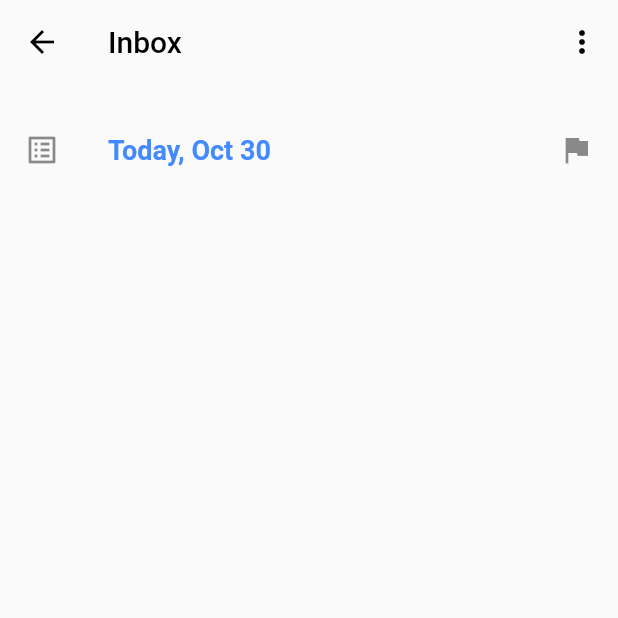
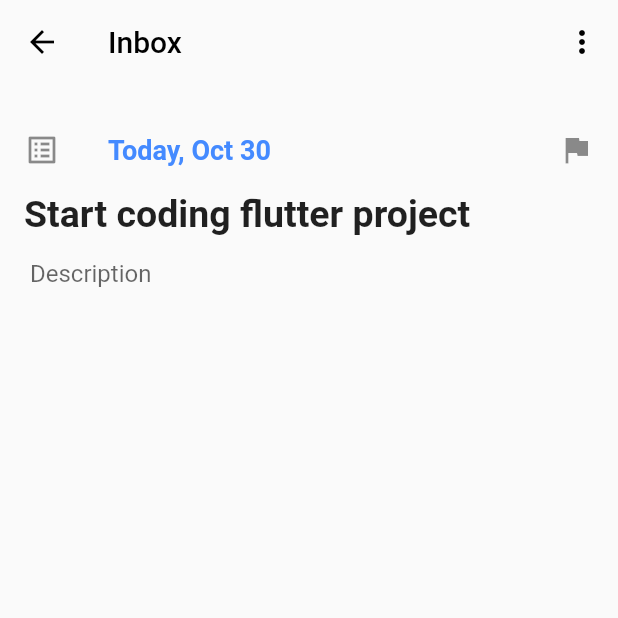
Before and after one commit to abdalazeezS/Task-Planner, a Flutter app: the screen it shows after launch, after a tap on "Start coding flutter project", on a phone screen of 412 x 824 dp, the top half of it. Run offline on Flutter 3.47's test engine with Material 2 defaults, Android fonts, the phone set to English and light mode, and no system bars.

Commit message:
change priority iconButton label and its colors using provider, moving categories array to the constants file

```diff
--- a/lib/Providers/task_priority_provider.dart
+++ b/lib/Providers/task_priority_provider.dart
@@ -1,13 +1,24 @@
 import 'package:flutter/material.dart';
 
 class TaskPriorityProvider with ChangeNotifier {
+  Map<String, Color> priorityColorMap = {
+    'high': Colors.red,
+    'medium': Colors.yellow,
+    'low': Colors.blue,
+    'none': Colors.black38,
+  };
+
   String taskPriority = '';
+  Color taskPriorityColor = Colors.black38;
 
   setTaskPriority(String priority) {
     if (priority == 'none') {
       taskPriority = '';
-    } else
+      taskPriorityColor = Colors.black38;
+    } else {
       taskPriority = priority + ' ';
+      taskPriorityColor = priorityColorMap[taskPriority.trim()]!;
+    }
     notifyListeners();
   }
 }
--- a/lib/screens/task_details.dart
+++ b/lib/screens/task_details.dart
@@ -50,6 +50,7 @@ class TaskDetails extends StatelessWidget {
           child: Padding(
             padding: EdgeInsets.all(16),
             child: Column(
+              crossAxisAlignment: CrossAxisAlignment.start,
               children: [
                 ListTile(
                   contentPadding: EdgeInsets.zero,
@@ -66,6 +67,28 @@ class TaskDetails extends StatelessWidget {
                   ),
                   trailing: Icon(Icons.flag),
                 ),
+                Text(
+                  task.title,
+                  style: TextStyle(
+                    fontWeight: FontWeight.bold,
+                    color: Colors.black.withOpacity(0.87),
+                    fontSize: 25,
+                  ),
+                ),
+                SizedBox(height: 8),
+                Container(
+                  child: TextField(
+                    maxLines: 3,
+                    decoration: InputDecoration(
+                      hintText: 'Description',
+                      border: InputBorder.none,
+                      contentPadding: EdgeInsets.symmetric(
+                        horizontal: 4,
+                        vertical: 8,
+                      ),
+                    ),
+                  ),
+                ),
               ],
             ),
           ),
--- a/lib/widgets/app_drawer.dart
+++ b/lib/widgets/app_drawer.dart
@@ -1,21 +1,10 @@
-import 'package:Task_Planner/models/category.dart';
 import 'package:flutter/material.dart';
+import 'package:Task_Planner/constants.dart' as constants;
 
 class AppDrawer extends StatelessWidget {
   AppDrawer({
     Key? key,
   }) : super(key: key);
-
-  var categories = [
-    Category(name: 'Today', icon: Icons.today),
-    Category(name: 'Inbox', icon: Icons.inbox),
-    Category(name: 'Welcome', icon: Icons.waving_hand_sharp),
-    Category(name: 'Work', icon: Icons.today),
-    Category(name: 'Personal', icon: Icons.work),
-    Category(name: 'Shopping', icon: Icons.shopping_cart_rounded),
-    Category(name: 'Wish List', icon: Icons.hourglass_top),
-    Category(name: 'Birthday', icon: Icons.cake),
-  ];
 
   @override
   Widget build(BuildContext context) {
@@ -52,11 +41,11 @@ class AppDrawer extends StatelessWidget {
           ),
           Expanded(
             child: ListView.builder(
-              itemCount: categories.length,
+              itemCount: constants.categories.length,
               itemBuilder: (context, index) {
                 return ListTile(
-                  leading: Icon(categories[index].icon),
-                  title: Text(categories[index].name),
+                  leading: Icon(constants.categories[index].icon),
+                  title: Text(constants.categories[index].name),
                 );
               },
             ),
```
Also changed, not shown: lib/constants.dart (+12 -0 lines), lib/screens/home_screen.dart (+38 -20 lines).
